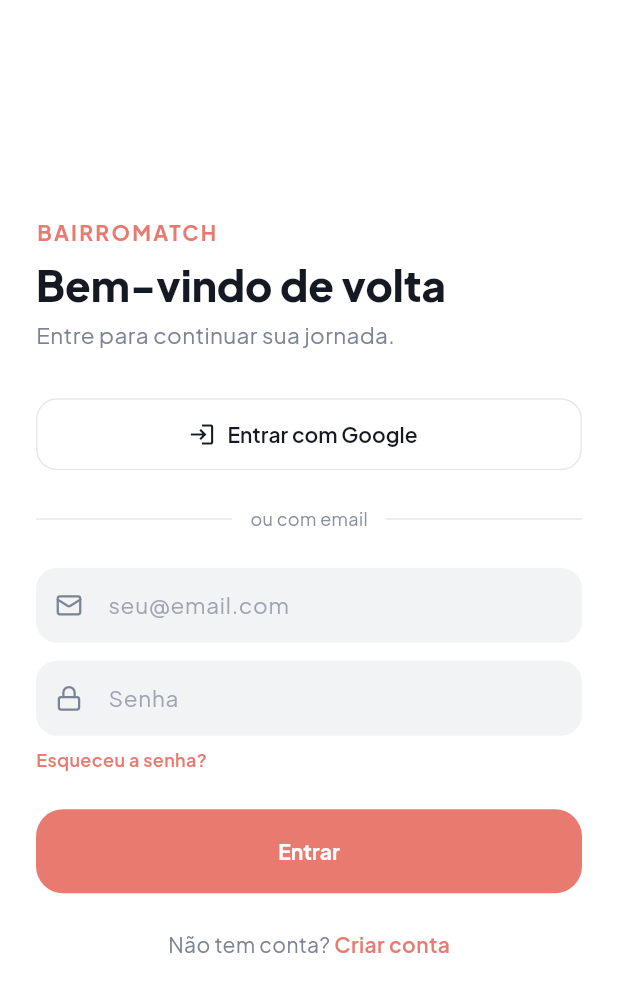
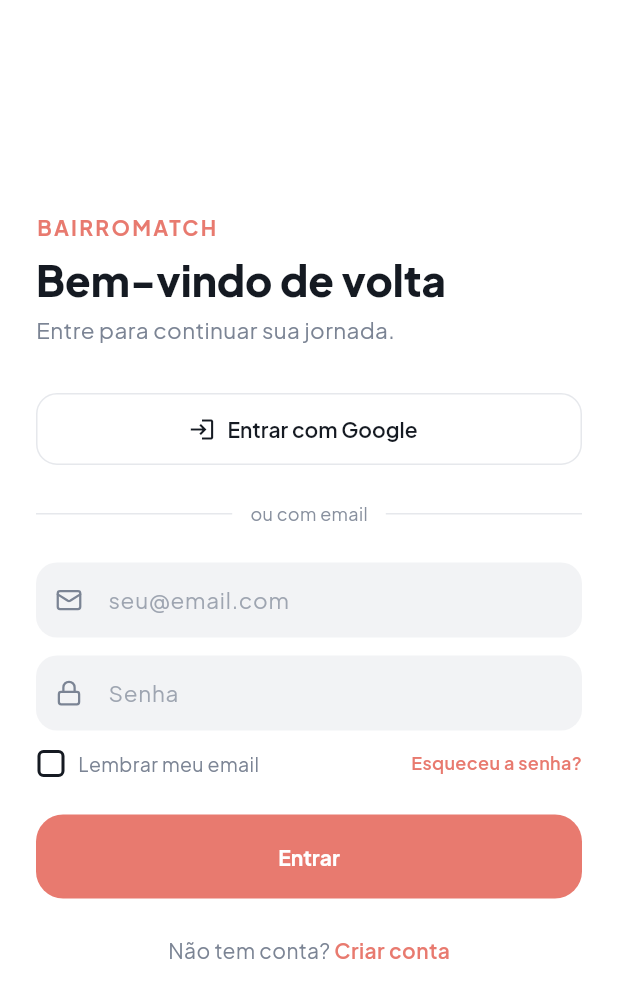
Before and after one commit to Projeto-DSI/Projeto-DSI, a Flutter app: the screen it shows after launch, after a tap on "Esqueceu a senha?", after a tap on "Voltar", on a phone screen of 412 x 824 dp. Shown: the top 998 px of the screen. Run offline on Flutter 3.47's test engine with Material 3 defaults, Android fonts, the phone set to English and light mode, and no system bars; our stand-ins replace cloud_firestore, firebase_auth, firebase_core, flutter_map, flutter_riverpod, go_router and 5 more; accounts and stored records are empty.

Commit message:
Adiciona lembrar email e locais especificos por cidade nos roteiros

```diff
--- a/lib/pages/auth_page.dart
+++ b/lib/pages/auth_page.dart
@@ -2,6 +2,7 @@ import 'package:flutter/material.dart';
 import 'package:flutter_riverpod/flutter_riverpod.dart';
 import 'package:go_router/go_router.dart';
 import 'package:lucide_flutter/lucide_flutter.dart';
+import 'package:shared_preferences/shared_preferences.dart';
 
 import '../providers/auth_provider.dart';
 import '../theme/app_theme.dart';
@@ -22,9 +23,41 @@ class _AuthPageState extends ConsumerState<AuthPage> {
   final _password = TextEditingController();
   final _name = TextEditingController();
   bool _loading = false;
+  bool _rememberMe = false;
+
+  static const _keyRememberMe = 'remember_me';
+  static const _keyEmail = 'saved_email';
 
   // Regex simples pra email — evita chamar o Supabase com entrada claramente inválida.
   static final _emailRegex = RegExp(r'^[\w\.\-\+]+@[\w\-]+\.[\w\-\.]+$');
+
+  @override
+  void initState() {
+    super.initState();
+    _loadRememberMe();
+  }
+
+  Future<void> _loadRememberMe() async {
+    final prefs = await SharedPreferences.getInstance();
+    final remember = prefs.getBool(_keyRememberMe) ?? false;
+    if (remember) {
+      final savedEmail = prefs.getString(_keyEmail) ?? '';
+      setState(() {
+        _rememberMe = true;
+        _email.text = savedEmail;
+      });
+    }
+  }
+
+  Future<void> _saveRememberMe() async {
+    final prefs = await SharedPreferences.getInstance();
+    await prefs.setBool(_keyRememberMe, _rememberMe);
+    if (_rememberMe) {
+      await prefs.setString(_keyEmail, _email.text.trim());
+    } else {
+      await prefs.remove(_keyEmail);
+    }
+  }
 
   @override
   void dispose() {
@@ -92,6 +125,7 @@ class _AuthPageState extends ConsumerState<AuthPage> {
         _toast('Conta criada! Verifique seu email para confirmar.');
       } else {
         await auth.signIn(email: _email.text, password: _password.text);
+        await _saveRememberMe();
         _toast('Login realizado!');
         if (mounted) context.go('/');
       }
@@ -269,10 +303,32 @@ class _AuthPageState extends ConsumerState<AuthPage> {
                     obscureText: true,
                   ),
                   if (isLogin) ...[
-                    const SizedBox(height: 8),
-                    Align(
-                      alignment: Alignment.centerLeft,
-                      child: InkWell(
+                    const SizedBox(height: 12),
+                    Row(
+                      children: [
+                        SizedBox(
+                          width: 20,
+                          height: 20,
+                          child: Checkbox(
+                            value: _rememberMe,
+                            onChanged: (v) => setState(() => _rememberMe = v ?? false),
+                            activeColor: AppColors.coral,
+                            shape: RoundedRectangleBorder(
+                                borderRadius: BorderRadius.circular(4)),
+                          ),
+                        ),
+                        const SizedBox(width: 8),
+                        GestureDetector(
+                          onTap: () => setState(() => _rememberMe = !_rememberMe),
+                          child: const Text(
+                            'Lembrar meu email',
+                            style: TextStyle(
+                                fontSize: 13,
+                                color: AppColors.mutedForeground),
+                          ),
+                        ),
+                        const Spacer(),
+                        GestureDetector(
                           onTap: () => setState(() => _mode = AuthMode.forgot),
                           child: const Text(
                             'Esqueceu a senha?',
@@ -282,6 +338,7 @@ class _AuthPageState extends ConsumerState<AuthPage> {
                                 fontWeight: FontWeight.w600),
                           ),
                         ),
+                      ],
                     ),
                   ],
                   const SizedBox(height: 24),
--- a/pubspec.yaml
+++ b/pubspec.yaml
@@ -39,6 +39,7 @@ dependencies:
   lucide_flutter: ^1.16.0
 
   google_sign_in: ^7.2.0
+  shared_preferences: ^2.5.5
 
 dev_dependencies:
   flutter_test:
```
Also changed, not shown: pubspec.lock. Lines whose indentation alone changed are shown as unchanged.
